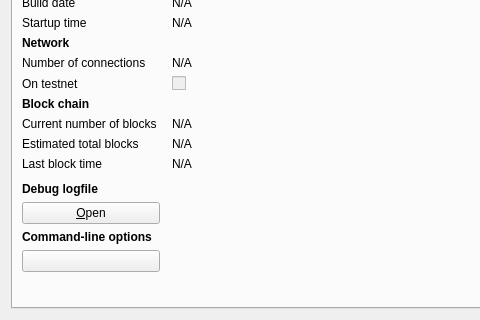
First picture: the form in src/qt/forms/rpcconsole.ui, repository NarubyRiverlione/Spice, before the edit; both pictures show x 0 to 480 and y 130 to 450 of the 740 by 450 pixel window.
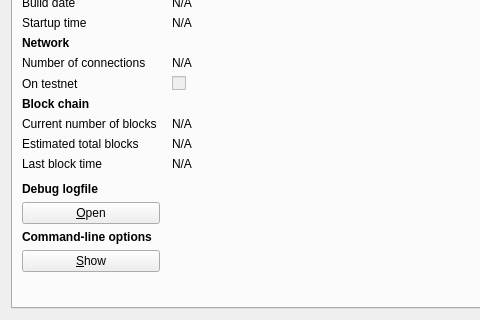
Second picture: the form after the edit. Icons and pictures are not drawn.

What changed in the file:
```diff
--- a/src/qt/forms/rpcconsole.ui
+++ b/src/qt/forms/rpcconsole.ui
@@ -352,9 +352,9 @@
          </property>
          <property name="text">
           <string>&amp;Show</string>
+         </property>
           <property name="autoDefault">
            <bool>false</bool>
-          </property> 
          </property>
          <property name="autoDefault">
           <bool>false</bool>
```
Lines whose indentation alone changed are shown as unchanged.
